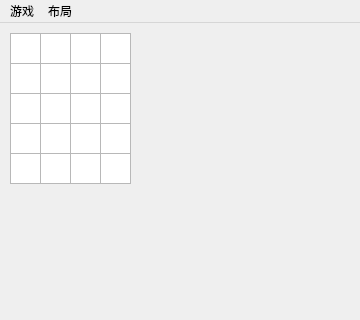
mystic021k/Klotski, file klotski.ui: the form before one commit; both pictures show x 0 to 360 and y 0 to 320 of the 360 by 480 pixel window.
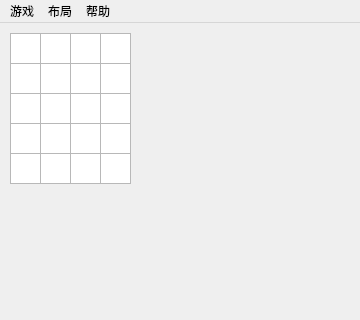
The form after the commit. Custom widgets are drawn as their Qt base class.

Commit message: Add Game Help

```diff
--- a/klotski.ui
+++ b/klotski.ui
@@ -362,8 +362,15 @@
     </property>
     <addaction name="action_restart"/>
    </widget>
+   <widget class="QMenu" name="menu_help">
+    <property name="title">
+     <string>帮助</string>
+    </property>
+    <addaction name="action_descriptions"/>
+   </widget>
    <addaction name="menu_game"/>
    <addaction name="menu_layout"/>
+   <addaction name="menu_help"/>
   </widget>
   <action name="action_restart">
    <property name="text">
```
Left out of the diff: 5 changed lines with no effect on the pictures. The commit also changes 20 other files.
